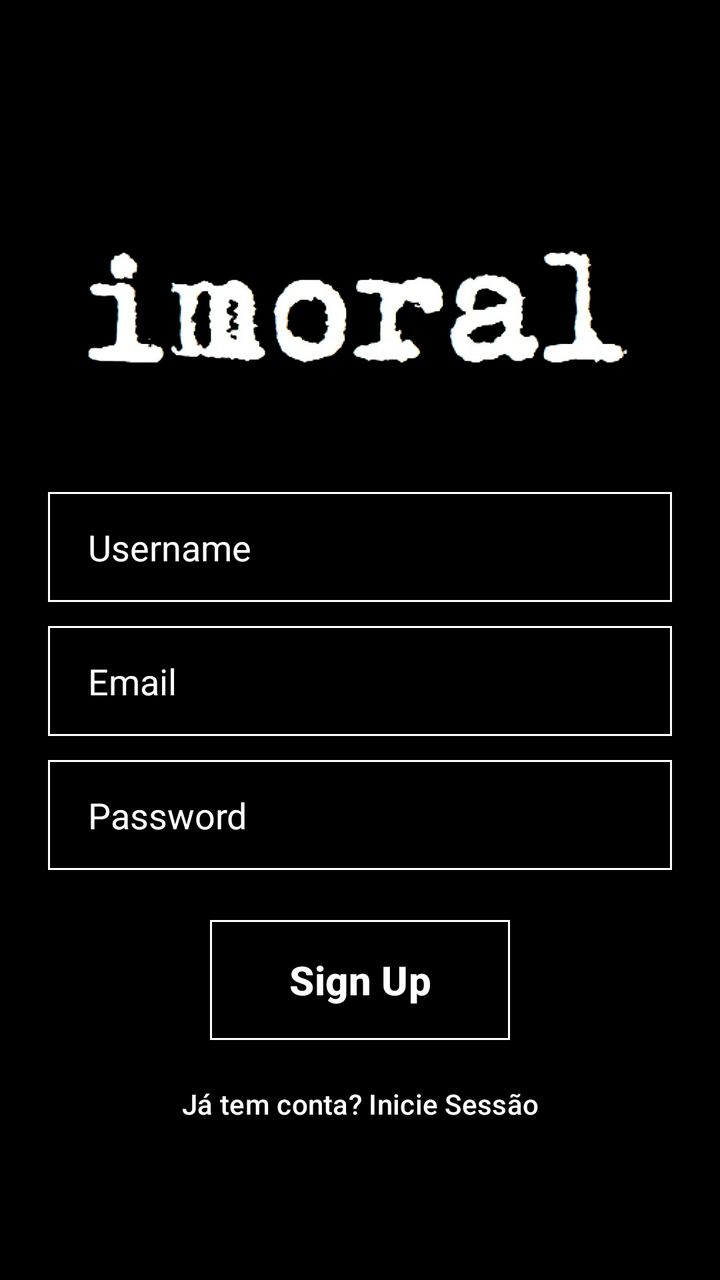
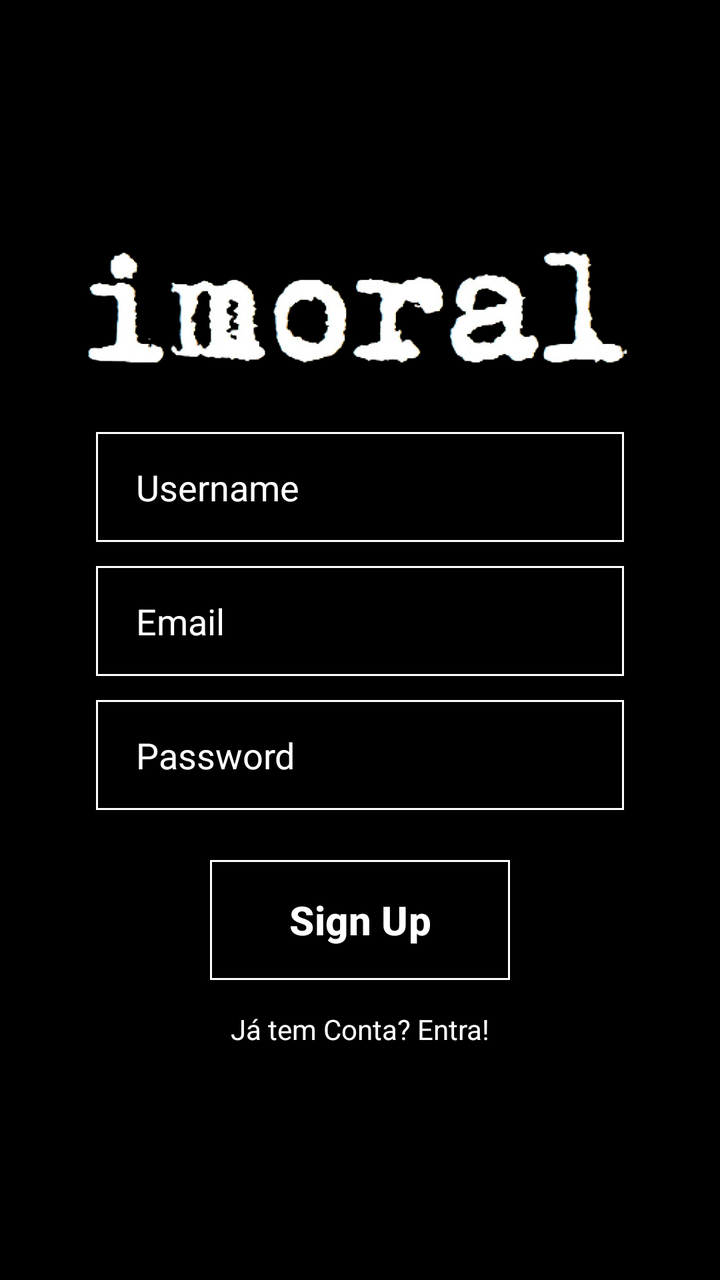

The first picture is an Android layout as it rendered before a commit; the second is the same layout after the commit. The layout source and the unified diff follow.
<!-- AndroidManifest.xml: application theme Theme.Imoral -->
<!-- res/layout/activity_signup.xml -->
<?xml version="1.0" encoding="utf-8"?>
<androidx.constraintlayout.widget.ConstraintLayout xmlns:android="http://schemas.android.com/apk/res/android"
    xmlns:app="http://schemas.android.com/apk/res-auto"
    xmlns:tools="http://schemas.android.com/tools"
    android:id="@+id/main"
    android:layout_width="match_parent"
    android:layout_height="match_parent"
    android:background="@color/black"
    tools:context=".SignupActivity">

    <LinearLayout
        android:layout_width="match_parent"
        android:layout_height="match_parent"
        android:orientation="vertical"
        android:layout_marginTop="80dp"
        app:layout_constraintBottom_toBottomOf="parent"
        app:layout_constraintEnd_toEndOf="parent"
        app:layout_constraintStart_toStartOf="parent"
        app:layout_constraintTop_toTopOf="parent"
        android:padding="24sp">

        <ImageView
            android:layout_width="300dp"
            android:layout_height="100dp"
            android:layout_gravity="center"
            android:layout_marginBottom="30dp"
            app:srcCompat="@drawable/logo1"
            />

            />
        <EditText
            android:id="@+id/editTextUser"
            android:layout_width="match_parent"
            android:layout_height="55dp"
            android:layout_marginTop="12dp"
            android:paddingStart="20dp"
            android:hint="Username"
            android:textColorHint="@color/white"
            android:textColor="@color/white"
            android:ems="10"
            android:inputType="textEmailAddress"
            android:background="@drawable/blackbutton_background"
            />
        <EditText
            android:id="@+id/editTextEmailAdress"
            android:layout_width="match_parent"
            android:layout_height="55dp"
            android:layout_marginTop="12dp"
            android:paddingStart="20dp"
            android:hint="Email"
            android:textColor="@color/white"
            android:textColorHint="@color/white"
            android:ems="10"
            android:inputType="textEmailAddress"
            android:background="@drawable/blackbutton_background"
            />

        <EditText
            android:id="@+id/editTextPassword"
            android:layout_width="match_parent"
            android:layout_height="55dp"
            android:layout_marginTop="12dp"
            android:paddingStart="20dp"
            android:hint="Password"
            android:textColor="@color/white"
            android:textColorHint="@color/white"
            android:ems="10"
            android:inputType="textPassword"
            android:background="@drawable/blackbutton_background"
            />

        <Button
            android:id="@+id/buttonSignup"
            android:layout_width="150dp"
            android:layout_height="60dp"
            android:layout_marginTop="25dp"
            android:layout_gravity="center"
            android:textStyle="bold"
            android:textColor="@color/white"
            android:textSize="20dp"
            android:background="@drawable/blackbutton_background"
            android:text="Sign Up"
            app:backgroundTint="@null"/>

        <Button
            android:id="@+id/buttonToLogin"
            android:layout_width="wrap_content"
            android:layout_height="wrap_content"
            android:layout_marginTop="8dp"
            android:layout_gravity="center"
            android:textColor="@color/white"
            android:background="@color/black"
            android:text="Já tem conta? Inicie Sessão"
            app:backgroundTint="@null"/>


    </LinearLayout>
</androidx.constraintlayout.widget.ConstraintLayout>
<!-- resources referenced by this layout -->
<resources>
  <color name="black">#FF000000</color>
  <color name="white">#FFFFFFFF</color>
  <!-- drawable blackbutton_background (drawable) -->
  <?xml version="1.0" encoding="utf-8"?>
  <shape xmlns:android="http://schemas.android.com/apk/res/android">
      <solid android:color="#FF000000"/>
      <stroke
          android:width="1dp"
          android:color="#ffffff"
          />
  </shape>
  <!-- drawable logo1: png bitmap (drawable, 103002 bytes) -->
  <style name="Theme.Imoral" parent="Base.Theme.Imoral" />
  <style name="Base.Theme.Imoral" parent="Theme.Material3.DayNight.NoActionBar">
          
          
      </style>
</resources>

<!-- the commit's change to res/layout/activity_signup.xml (unified diff, before → after) -->
@@ -1,98 +1,103 @@
 <?xml version="1.0" encoding="utf-8"?>
-<androidx.constraintlayout.widget.ConstraintLayout xmlns:android="http://schemas.android.com/apk/res/android"
+<androidx.constraintlayout.widget.ConstraintLayout
+    xmlns:android="http://schemas.android.com/apk/res/android"
     xmlns:app="http://schemas.android.com/apk/res-auto"
     xmlns:tools="http://schemas.android.com/tools"
     android:id="@+id/main"
     android:layout_width="match_parent"
     android:layout_height="match_parent"
     android:background="@color/black"
+    android:padding="24dp"
     tools:context=".SignupActivity">
 
-    <LinearLayout
-        android:layout_width="match_parent"
-        android:layout_height="match_parent"
-        android:orientation="vertical"
+    <ImageView
+        android:id="@+id/logo"
+        android:layout_width="300dp"
+        android:layout_height="100dp"
         android:layout_marginTop="80dp"
-        app:layout_constraintBottom_toBottomOf="parent"
+        android:layout_marginBottom="30dp"
+        app:srcCompat="@drawable/logo1"
+        app:layout_constraintTop_toTopOf="parent"
+        app:layout_constraintStart_toStartOf="parent"
+        app:layout_constraintEnd_toEndOf="parent"/>
+
+    <EditText
+        android:id="@+id/editTextUser"
+        android:layout_width="0dp"
+        android:layout_marginStart="24dp"
+        android:layout_marginEnd="24dp"
+        android:layout_height="55dp"
+        android:layout_marginTop="12dp"
+        android:paddingStart="20dp"
+        android:hint="Username"
+        android:textColor="@color/white"
+        android:textColorHint="@color/white"
+        android:inputType="textEmailAddress"
+        android:background="@drawable/blackbutton_background"
+        app:layout_constraintTop_toBottomOf="@id/logo"
+        app:layout_constraintStart_toStartOf="parent"
+        app:layout_constraintEnd_toEndOf="parent"/>
+
+    <EditText
+        android:id="@+id/editTextEmailAdress"
+        android:layout_width="0dp"
+        android:layout_marginStart="24dp"
+        android:layout_marginEnd="24dp"
+        android:layout_height="55dp"
+        android:layout_marginTop="12dp"
+        android:paddingStart="20dp"
+        android:hint="Email"
+        android:textColor="@color/white"
+        android:textColorHint="@color/white"
+        android:inputType="textEmailAddress"
+        android:background="@drawable/blackbutton_background"
+        app:layout_constraintTop_toBottomOf="@id/editTextUser"
+        app:layout_constraintStart_toStartOf="parent"
+        app:layout_constraintEnd_toEndOf="parent"/>
+
+    <EditText
+        android:id="@+id/editTextPassword"
+        android:layout_width="0dp"
+        android:layout_marginStart="24dp"
+        android:layout_marginEnd="24dp"
+        android:layout_height="55dp"
+        android:layout_marginTop="12dp"
+        android:paddingStart="20dp"
+        android:hint="Password"
+        android:textColor="@color/white"
+        android:textColorHint="@color/white"
+        android:inputType="textPassword"
+        android:background="@drawable/blackbutton_background"
+        app:layout_constraintTop_toBottomOf="@id/editTextEmailAdress"
+        app:layout_constraintStart_toStartOf="parent"
+        app:layout_constraintEnd_toEndOf="parent"/>
+
+    <Button
+        android:id="@+id/buttonSignup"
+        android:layout_width="150dp"
+        android:layout_height="60dp"
+        android:layout_marginTop="25dp"
+        android:textStyle="bold"
+        android:textColor="@color/white"
+        android:textSize="20sp"
+        android:background="@drawable/blackbutton_background"
+        android:text="Sign Up"
+        app:backgroundTint="@null"
+        app:layout_constraintTop_toBottomOf="@id/editTextPassword"
+        app:layout_constraintStart_toStartOf="parent"
+        app:layout_constraintEnd_toEndOf="parent"/>
+
+    <TextView
+        android:id="@+id/jaTemContaTextView"
+        android:layout_width="wrap_content"
+        android:layout_height="wrap_content"
+        android:layout_marginTop="15dp"
+        android:layout_gravity="center"
+        android:text="@string/ja_tem_conta_text"
+        android:textColor="@color/white"
+        app:layout_constraintTop_toBottomOf="@id/buttonSignup"
+        app:layout_constraintStart_toStartOf="parent"
         app:layout_constraintEnd_toEndOf="parent"
-        app:layout_constraintStart_toStartOf="parent"
-        app:layout_constraintTop_toTopOf="parent"
-        android:padding="24sp">
+        />
 
-        <ImageView
-            android:layout_width="300dp"
-            android:layout_height="100dp"
-            android:layout_gravity="center"
-            android:layout_marginBottom="30dp"
-            app:srcCompat="@drawable/logo1"
-            />
-
-            />
-        <EditText
-            android:id="@+id/editTextUser"
-            android:layout_width="match_parent"
-            android:layout_height="55dp"
-            android:layout_marginTop="12dp"
-            android:paddingStart="20dp"
-            android:hint="Username"
-            android:textColorHint="@color/white"
-            android:textColor="@color/white"
-            android:ems="10"
-            android:inputType="textEmailAddress"
-            android:background="@drawable/blackbutton_background"
-            />
-        <EditText
-            android:id="@+id/editTextEmailAdress"
-            android:layout_width="match_parent"
-            android:layout_height="55dp"
-            android:layout_marginTop="12dp"
-            android:paddingStart="20dp"
-            android:hint="Email"
-            android:textColor="@color/white"
-            android:textColorHint="@color/white"
-            android:ems="10"
-            android:inputType="textEmailAddress"
-            android:background="@drawable/blackbutton_background"
-            />
-
-        <EditText
-            android:id="@+id/editTextPassword"
-            android:layout_width="match_parent"
-            android:layout_height="55dp"
-            android:layout_marginTop="12dp"
-            android:paddingStart="20dp"
-            android:hint="Password"
-            android:textColor="@color/white"
-            android:textColorHint="@color/white"
-            android:ems="10"
-            android:inputType="textPassword"
-            android:background="@drawable/blackbutton_background"
-            />
-
-        <Button
-            android:id="@+id/buttonSignup"
-            android:layout_width="150dp"
-            android:layout_height="60dp"
-            android:layout_marginTop="25dp"
-            android:layout_gravity="center"
-            android:textStyle="bold"
-            android:textColor="@color/white"
-            android:textSize="20dp"
-            android:background="@drawable/blackbutton_background"
-            android:text="Sign Up"
-            app:backgroundTint="@null"/>
-
-        <Button
-            android:id="@+id/buttonToLogin"
-            android:layout_width="wrap_content"
-            android:layout_height="wrap_content"
-            android:layout_marginTop="8dp"
-            android:layout_gravity="center"
-            android:textColor="@color/white"
-            android:background="@color/black"
-            android:text="Já tem conta? Inicie Sessão"
-            app:backgroundTint="@null"/>
-
-
-    </LinearLayout>
 </androidx.constraintlayout.widget.ConstraintLayout>
<!-- resource entries referenced after the edit -->
@@ -12,6 +12,7 @@
           />
   </shape>
   <!-- drawable logo1: png bitmap (drawable, 103002 bytes) -->
+  <string name="ja_tem_conta_text">Já tem Conta? Entra!</string>
   <style name="Theme.Imoral" parent="Base.Theme.Imoral" />
   <style name="Base.Theme.Imoral" parent="Theme.Material3.DayNight.NoActionBar">
           
